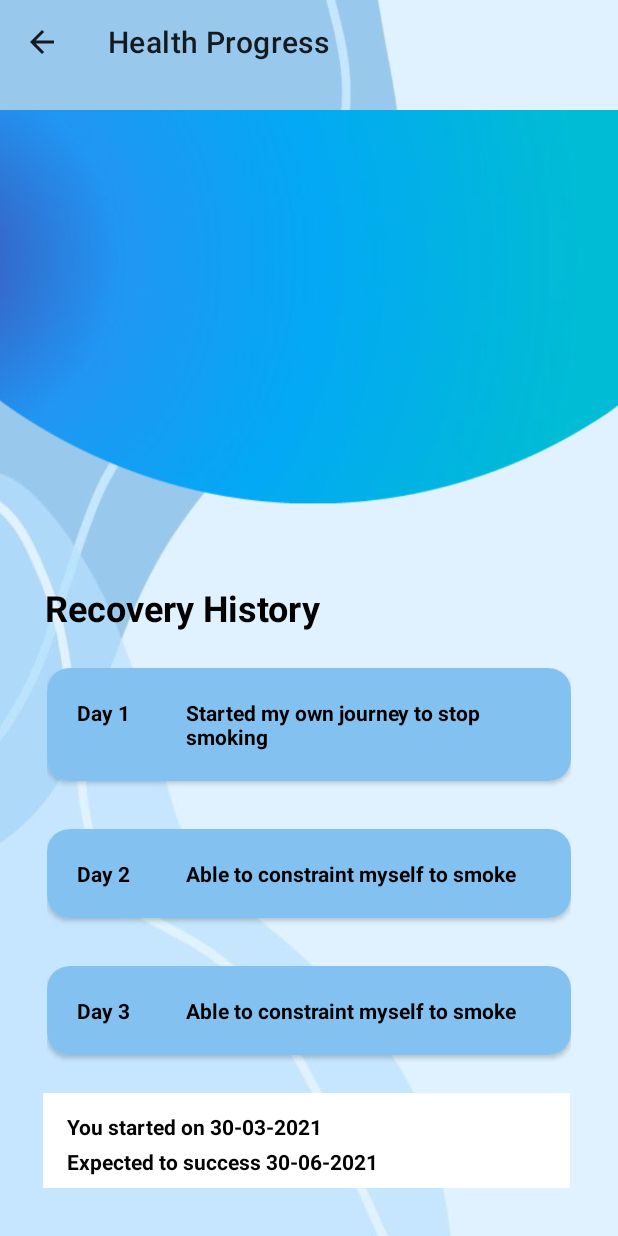
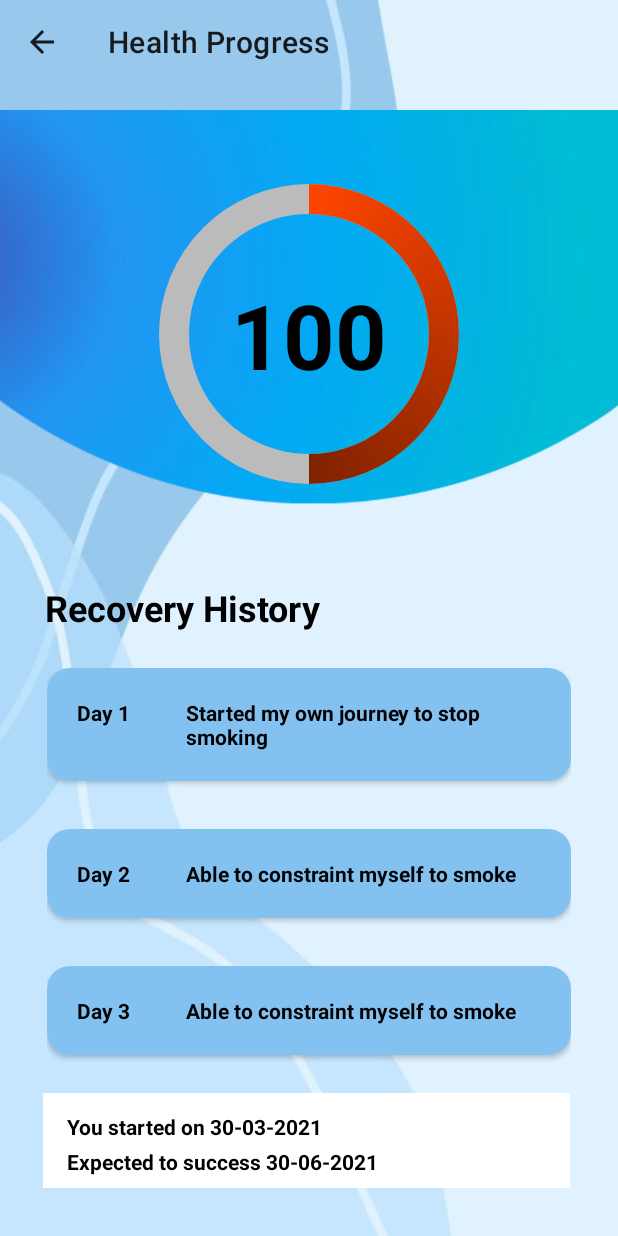
Before and after one commit to ZiadElwan/ITPM, an Android app: the HealthProgress screen opened directly, with no data from a screen before it, on a phone screen of 412 x 824 dp. Run offline under Robolectric (Android 15) with nearby library versions, the phone set to English and light mode, and no system bars; Roboto replaces fonts that are not available here.

Commit message:
add circular progress bar

```diff
--- a/app/src/main/res/layout/activity_health_progress.xml
+++ b/app/src/main/res/layout/activity_health_progress.xml
@@ -6,6 +6,46 @@
     android:layout_height="match_parent"
     android:background="@drawable/bluepastel"
     tools:context=".HealthProgress">
+
+
+    <ImageView
+        android:id="@+id/imageView5"
+        android:layout_width="wrap_content"
+        android:layout_height="wrap_content"
+        app:layout_constraintBottom_toTopOf="@+id/tv_title"
+        app:layout_constraintEnd_toEndOf="parent"
+        app:layout_constraintHorizontal_bias="0.0"
+        app:layout_constraintStart_toStartOf="parent"
+        app:srcCompat="@drawable/dashboardblue" />
+
+    <ProgressBar
+        android:id="@+id/progressbar"
+        style="?android:attr/progressBarStyleHorizontal"
+        android:layout_width="200dp"
+        android:layout_height="200dp"
+        android:background="@drawable/shape_circle_background"
+        android:indeterminate="false"
+        android:max="100"
+        android:progress="50"
+        android:progressDrawable="@drawable/shape_circular_progress"
+
+        app:layout_constraintBottom_toTopOf="@+id/tv_title"
+        app:layout_constraintEnd_toEndOf="@+id/imageView5"
+        app:layout_constraintStart_toStartOf="@+id/imageView5"
+        app:layout_constraintTop_toBottomOf="@+id/health_toolbar" />
+
+    <TextView
+        android:id="@+id/tv_counter"
+        android:layout_width="wrap_content"
+        android:layout_height="wrap_content"
+        android:text="100"
+        android:textColor="@color/mycolorPrimaryDark"
+        android:textSize="60sp"
+        android:textStyle="bold"
+        app:layout_constraintBottom_toBottomOf="@+id/progressbar"
+        app:layout_constraintEnd_toEndOf="@+id/progressbar"
+        app:layout_constraintStart_toStartOf="@+id/progressbar"
+        app:layout_constraintTop_toTopOf="@+id/progressbar" />
 
     <TextView
         android:id="@+id/tv_title"
@@ -21,16 +61,6 @@
         app:layout_constraintEnd_toEndOf="parent"
         app:layout_constraintHorizontal_bias="0.0"
         app:layout_constraintStart_toStartOf="parent" />
-
-    <ImageView
-        android:id="@+id/imageView5"
-        android:layout_width="wrap_content"
-        android:layout_height="wrap_content"
-        app:layout_constraintBottom_toTopOf="@+id/tv_title"
-        app:layout_constraintEnd_toEndOf="parent"
-        app:layout_constraintHorizontal_bias="0.0"
-        app:layout_constraintStart_toStartOf="parent"
-        app:srcCompat="@drawable/dashboardblue" />
 
     <LinearLayout
         android:id="@+id/linearLayout3"
```
